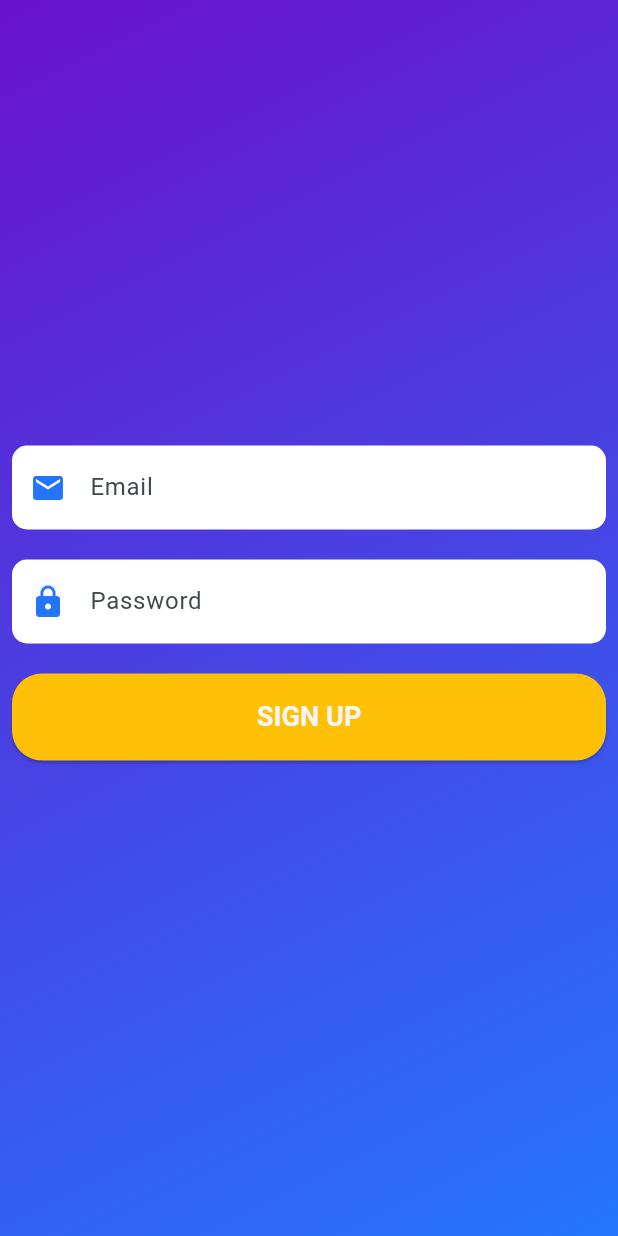
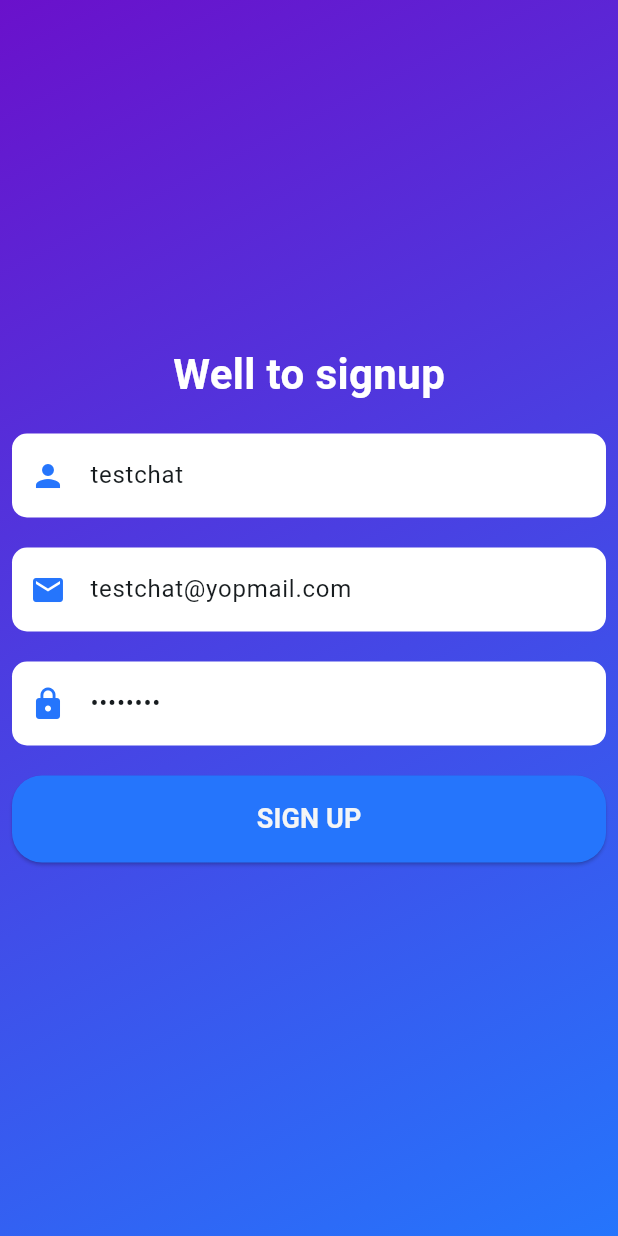
Before and after one commit to priyanshu-hiteshi/Recorder-app, a Flutter app: the Signup screen opened directly, after a tap on "SIGN UP", on a phone screen of 412 x 824 dp. Run offline on Flutter 3.47's test engine with Material 3 defaults, Android fonts, the phone set to English and light mode, and no system bars; our stand-ins replace shared_preferences, socket_io_client; accounts and stored records are empty; network calls fail.

Commit message:
new changes

```diff
--- a/lib/app_config.dart
+++ b/lib/app_config.dart
@@ -1,4 +1,4 @@
 class AppConfig {
-  static const String baseUrl = "http://192.168.100.186:5000";
+  static const String baseUrl = "http://192.168.100.126:3000";
   static const String appName = "Chat App";
 }
--- a/lib/helper/end_points.dart
+++ b/lib/helper/end_points.dart
@@ -1,4 +1,5 @@
 class EndPoints {
   static const String login = "/login";
   static const String users = "/users";
+
 }
--- a/lib/helper/msg_helper.dart
+++ b/lib/helper/msg_helper.dart
@@ -3,8 +3,10 @@ import 'package:flutter/material.dart';
 void showError(
   BuildContext context,
   String message,
+
 ) {
   ScaffoldMessenger.of(context).showSnackBar(
     SnackBar(content: Text(message)),
+
   );
 }
--- /dev/null
+++ b/lib/screens/auth/auth-helper/signup_api_function.dart
@@ -0,0 +1,49 @@
+import 'dart:convert';
+
+import 'package:chatapp/helper/end_points.dart';
+import 'package:chatapp/helper/msg_helper.dart';
+import 'package:chatapp/services/auth_service.dart';
+import 'package:flutter/material.dart';
+
+class SignupApiFunction {
+  static Future<void> signup({
+    required String name,
+    required String email,
+    required String password,
+    required BuildContext context,
+    required Function onSuccess,
+  }) async {
+    try {
+      if (email.isNotEmpty && password.isNotEmpty && name.isNotEmpty) {
+        final body = {
+          "name": name,
+          "email": email,
+          "password": password,
+          "socketId": "", // Include socketId if necessary
+        };
+
+        // Make API request
+        final response = await ApiService.postRequest(
+          endPoint: EndPoints.users,
+          headers: {"Content-Type": "application/json"},
+          body: body,
+        );
+
+        if (response.statusCode == 200) {
+          final responseData = json.decode(response.body);
+          print("Signup successful: $responseData");
+
+          // Trigger the success callback
+          onSuccess();
+        } else {
+          showError(context, "Signup failed. Please check your credentials.");
+        }
+      } else {
+        showError(context, "Please fill in all the fields.");
+      }
+    }catch(e){
+      print("something went wrong ${e}") ;
+    }
+
+  }
+}
--- /dev/null
+++ b/lib/screens/auth/input_widgets/name_input_field.dart
@@ -0,0 +1,29 @@
+import 'package:flutter/material.dart';
+
+class NameInputField extends StatelessWidget {
+  final TextEditingController nameController;
+  const NameInputField({super.key, required this.nameController});
+
+  @override
+  Widget build(BuildContext context) {
+    return TextFormField(
+        controller: nameController,
+        keyboardType: TextInputType.name,
+        validator: (value) {
+          if (value == null || value.isEmpty) {
+            return "Name can't be empty";
+          }
+          return null;
+        },
+        decoration: InputDecoration(
+          filled: true,
+          fillColor: Colors.white,
+          hintText: 'Name',
+          prefixIcon: const Icon(Icons.person, color: Color(0xFF2575FC)),
+          border: OutlineInputBorder(
+            borderRadius: BorderRadius.circular(10.0),
+            borderSide: BorderSide.none,
+          ),
+        ));
+  }
+}
--- a/lib/screens/auth/signup.dart
+++ b/lib/screens/auth/signup.dart
@@ -1,8 +1,18 @@
+import 'dart:convert';
+
+import 'package:chatapp/helper/end_points.dart';
+import 'package:chatapp/helper/local_point.dart';
+import 'package:chatapp/helper/msg_helper.dart';
+import 'package:chatapp/screens/auth/auth-helper/signup_api_function.dart';
 import 'package:chatapp/screens/auth/background.dart';
 import 'package:chatapp/screens/auth/button_widget/elevated_button_widget.dart';
 import 'package:chatapp/screens/auth/input_widgets/email_input_field.dart';
+import 'package:chatapp/screens/auth/input_widgets/name_input_field.dart';
 import 'package:chatapp/screens/auth/input_widgets/password_input_field.dart';
+import 'package:chatapp/screens/auth/login.dart';
+import 'package:chatapp/services/auth_service.dart';
 import 'package:flutter/material.dart';
+import 'package:shared_preferences/shared_preferences.dart';
 
 class Signup extends StatefulWidget {
   const Signup({super.key});
@@ -12,27 +22,64 @@ class Signup extends StatefulWidget {
 }
 
 class _SignupState extends State<Signup> {
-  final _emailController = TextEditingController();
-  final _passwordController = TextEditingController();
+  final _emailController = TextEditingController(text: "testchat@yopmail.com");
+  final _passwordController = TextEditingController(text: "12345678");
+  final _nameController = TextEditingController(text: "testchat");
+
+  final _formKey = GlobalKey<FormState>();
+
   @override
   Widget build(BuildContext context) {
     return Scaffold(
       body: BackgroundWidget(
         child: Padding(
           padding: const EdgeInsets.all(8.0),
+          child: Form(
+            key: _formKey,
             child: Column(
               mainAxisAlignment: MainAxisAlignment.center,
               crossAxisAlignment: CrossAxisAlignment.stretch,
               children: [
+                Center(
+                  child: Text("Well to signup",
+                      style: TextStyle(
+                        fontSize: 28,
+                        color: Colors.white,
+                        fontWeight: FontWeight.bold,
+                      )),
+                ),
+                SizedBox(
+                  height: 20,
+                ),
+                NameInputField(nameController: _nameController),
+                SizedBox(height: 20),
                 EmailInputField(emailController: _emailController),
                 const SizedBox(height: 20),
                 PasswordInputField(passwordController: _passwordController),
                 const SizedBox(height: 20),
                 ElevatedButtonWidget(
                   buttonName: 'SIGN UP',
-                backgroundColor: Colors.amber,
-                onPressed: () {
+                  onPressed: () async {
                     // context.read<AuthProvider>().login();
+                    if (_formKey.currentState == null ||
+                        !_formKey.currentState!.validate()) {
+                      return;
+                    }
+
+                    await SignupApiFunction.signup(
+                      name: _nameController.text,
+                      email: _emailController.text,
+                      password: _passwordController.text,
+                      context: context,
+                      onSuccess: () {
+                        Navigator.pushReplacement(
+                          context,
+                          MaterialPageRoute(
+                            builder: (context) => const Login(),
+                          ),
+                        );
+                      },
+                    );
                   },
                 ),
                 const SizedBox(height: 20),
@@ -40,6 +87,7 @@ class _SignupState extends State<Signup> {
             ),
           ),
         ),
+      ),
     );
   }
 }
--- a/lib/services/auth_service.dart
+++ b/lib/services/auth_service.dart
@@ -1,3 +1,5 @@
+import 'dart:convert';
+
 import 'package:chatapp/app_config.dart';
 import 'package:http/http.dart' as http;
 import 'package:http/http.dart';
@@ -25,8 +27,8 @@ class ApiService {
       Map<String, String>? body}) async {
     try {
       String url = AppConfig.baseUrl + endPoint;
-      var response =
-          await http.post(Uri.parse(url), headers: headers ?? {}, body: body);
+      var response = await http.post(Uri.parse(url),
+          headers: headers ?? {}, body: jsonEncode(body));
       if (response.statusCode == 200) {
         return response;
       } else {
--- a/pubspec.yaml
+++ b/pubspec.yaml
@@ -2,7 +2,7 @@ name: chatapp
 description: "A new Flutter project."
 # The following line prevents the package from being accidentally published to
 # pub.dev using `flutter pub publish`. This is preferred for private packages.
-publish_to: 'none' # Remove this line if you wish to publish to pub.dev
+publish_to: "none" # Remove this line if you wish to publish to pub.dev
 
 # The following defines the version and build number for your application.
 # A version number is three numbers separated by dots, like 1.2.43
@@ -32,7 +32,7 @@ dependencies:
     sdk: flutter
   shared_preferences: ^2.3.3
   http: ^1.2.2
-
+  socket_io_client: ^3.0.2
 
   # The following adds the Cupertino Icons font to your application.
   # Use with the CupertinoIcons class for iOS style icons.
@@ -54,7 +54,6 @@ dev_dependencies:
 
 # The following section is specific to Flutter packages.
 flutter:
-
   # The following line ensures that the Material Icons font is
   # included with your application, so that you can use the icons in
   # the material Icons class.
```
Also changed, not shown: lib/screens/auth/auth-helper/login_api_function.dart (added, +55 -0 lines), lib/screens/auth/login.dart (+23 -59 lines), lib/screens/chat_screen.dart (+57 -12 lines), lib/screens/user-helper/user_fetch_function.dart (added, +33 -0 lines), lib/screens/users.dart (+8 -35 lines), lib/services/auth_api.dart (added, +16 -0 lines), pubspec.lock. Lines whose indentation alone changed are shown as unchanged.
